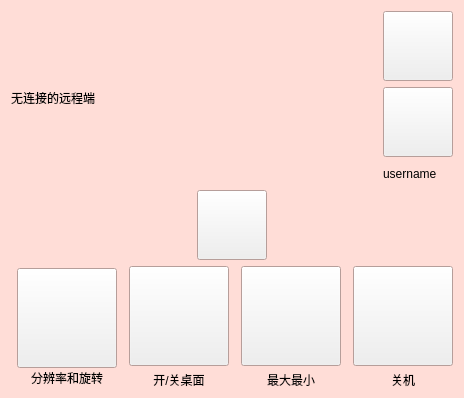
Old version of the form widget.ui in the repository cdx0811/first.
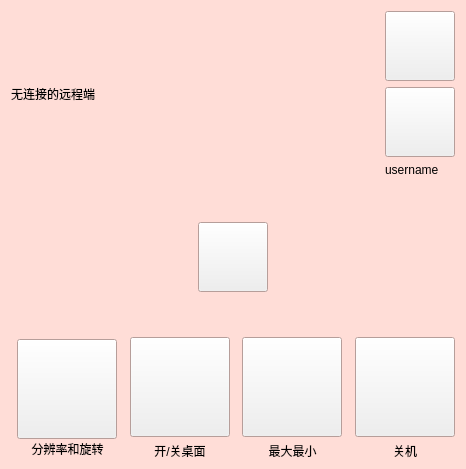
New version of the form. Icons and pictures are not drawn.

What changed in the file:
```diff
--- a/widget.ui
+++ b/widget.ui
@@ -6,8 +6,8 @@
    <rect>
     <x>0</x>
     <y>0</y>
-    <width>336</width>
-    <height>398</height>
+    <width>466</width>
+    <height>469</height>
    </rect>
   </property>
   <property name="palette">
@@ -167,6 +167,19 @@
      </item>
     </layout>
    </item>
+   <item>
+    <spacer name="verticalSpacer">
+     <property name="orientation">
+      <enum>Qt::Vertical</enum>
+     </property>
+     <property name="sizeHint" stdset="0">
+      <size>
+       <width>20</width>
+       <height>28</height>
+      </size>
+     </property>
+    </spacer>
+   </item>
    <item>
     <layout class="QHBoxLayout" name="horizontalLayout_4">
      <item>
@@ -211,14 +224,27 @@
        </property>
        <property name="sizeHint" stdset="0">
         <size>
-         <width>40</width>
-         <height>20</height>
+         <width>75</width>
+         <height>67</height>
         </size>
        </property>
       </spacer>
      </item>
     </layout>
    </item>
+   <item>
+    <spacer name="verticalSpacer_2">
+     <property name="orientation">
+      <enum>Qt::Vertical</enum>
+     </property>
+     <property name="sizeHint" stdset="0">
+      <size>
+       <width>20</width>
+       <height>28</height>
+      </size>
+     </property>
+    </spacer>
+   </item>
    <item>
     <layout class="QHBoxLayout" name="horizontalLayout_2">
      <item>
```
